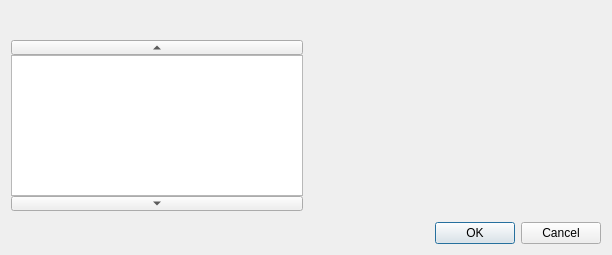
Old version of the form src/gui/EditWidget.ui in the repository keepassxreboot/keepassxc.
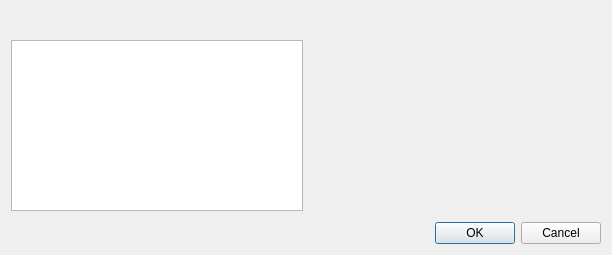
New version of the form. Custom widgets are drawn as their Qt base class.

Commit message: Move category tab widgets to separate widget and hide history category when there is no history

Patch:
```diff
--- a/src/gui/EditWidget.ui
+++ b/src/gui/EditWidget.ui
@@ -40,58 +40,7 @@
    <item>
     <layout class="QHBoxLayout" name="horizontalLayout">
      <item>
-      <layout class="QVBoxLayout" name="verticalLayout_2">
-       <property name="spacing">
-        <number>0</number>
-       </property>
-       <item>
-        <widget class="QToolButton" name="scrollUp">
-         <property name="sizePolicy">
-          <sizepolicy hsizetype="Preferred" vsizetype="Fixed">
-           <horstretch>0</horstretch>
-           <verstretch>0</verstretch>
-          </sizepolicy>
-         </property>
-         <property name="maximumSize">
-          <size>
-           <width>16777215</width>
-           <height>15</height>
-          </size>
-         </property>
-         <property name="text">
-          <string notr="true"/>
-         </property>
-         <property name="arrowType">
-          <enum>Qt::UpArrow</enum>
-         </property>
-        </widget>
-       </item>
-       <item>
-        <widget class="CategoryListWidget" name="categoryList"/>
-       </item>
-       <item>
-        <widget class="QToolButton" name="scrollDown">
-         <property name="sizePolicy">
-          <sizepolicy hsizetype="Preferred" vsizetype="Fixed">
-           <horstretch>0</horstretch>
-           <verstretch>0</verstretch>
-          </sizepolicy>
-         </property>
-         <property name="maximumSize">
-          <size>
-           <width>16777215</width>
-           <height>15</height>
-          </size>
-         </property>
-         <property name="text">
-          <string notr="true"/>
-         </property>
-         <property name="arrowType">
-          <enum>Qt::DownArrow</enum>
-         </property>
-        </widget>
-       </item>
-      </layout>
+      <widget class="CategoryListWidget" name="categoryList"/>
      </item>
      <item>
       <widget class="QStackedWidget" name="stackedWidget">
```
Left out of the diff: 7 changed lines with no effect on the pictures. The commit also changes 10 other files.
